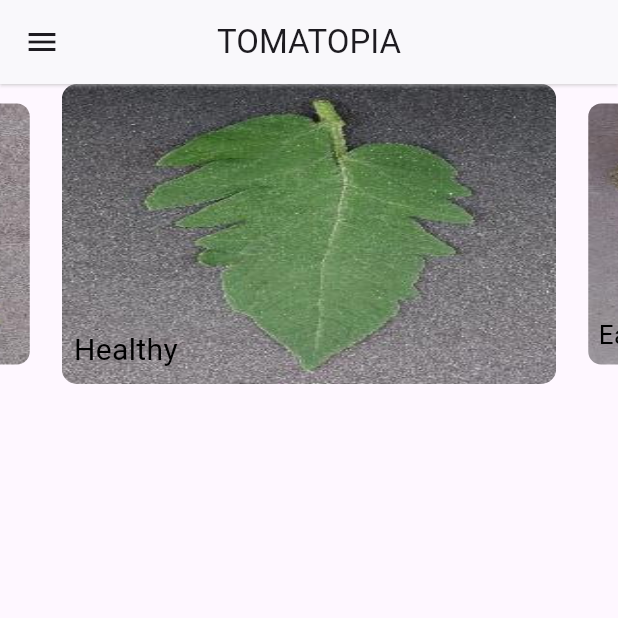
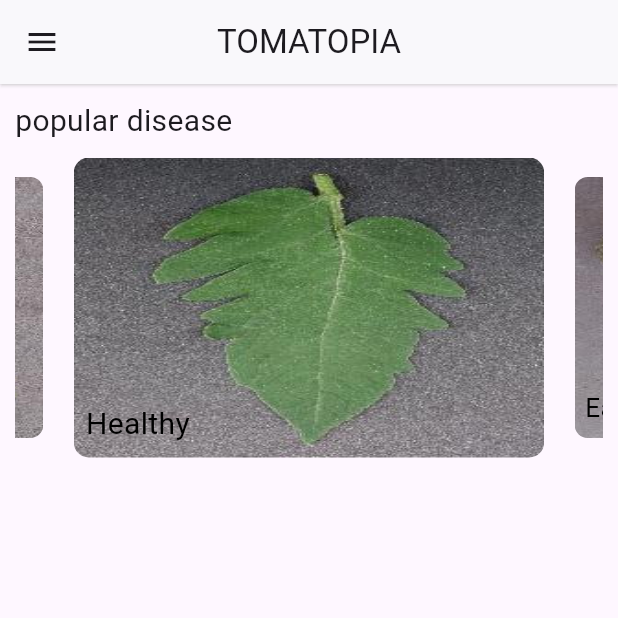
Before and after one commit to ahmedAbdulmoneim/tomatopia, a Flutter app: the HomeScreen screen opened directly, on a phone screen of 412 x 824 dp, the top half of it. Run offline on Flutter 3.47's test engine with Material 3 defaults, Android fonts, the phone set to English and light mode, and no system bars; drawn by our look-alikes of carousel_slider; our stand-ins replace animated_splash_screen, animated_text_kit, bottom_navy_bar, page_transition; missing offline and left inert: flutter_overboard.

Commit message:
add obscure text to password

```diff
--- a/lib/auth/login.dart
+++ b/lib/auth/login.dart
@@ -58,9 +58,10 @@ class LoginPage extends StatelessWidget {
                     textFormField(
                         onSaved: (value) {},
                         label: 'Password',
+                        obscureText: true,
                         keyboardType: TextInputType.visiblePassword,
                         prefix: Icons.password,
-                        suffix: Icons.remove_red_eye,
+                        suffix: Icons.visibility_off_outlined,
                         validate: (password) {
                           if (password.toString().isEmpty) {
                             return "password can't be empty";
--- a/lib/auth/sign_up.dart
+++ b/lib/auth/sign_up.dart
@@ -75,8 +75,9 @@ class RegisterPage extends StatelessWidget {
                       },
                       onSaved: (value) {},
                       prefix: Icons.password,
-                      suffix: Icons.remove_red_eye,
+                      suffix: Icons.visibility_off_outlined,
                       label: 'Password ',
+                      obscureText: true,
                       keyboardType: TextInputType.visiblePassword,
                     ),
                     const SizedBox(
@@ -90,8 +91,9 @@ class RegisterPage extends StatelessWidget {
                       },
                       onSaved: (value) {},
                       prefix: Icons.password,
-                      suffix: Icons.remove_red_eye,
+                      suffix: Icons.visibility_off_outlined,
                       label: 'Confirm Password',
+                      obscureText: true,
                       keyboardType: TextInputType.visiblePassword,
                     ),
                     const SizedBox(
--- a/lib/custom_widget/text_form_filed.dart
+++ b/lib/custom_widget/text_form_filed.dart
@@ -7,9 +7,12 @@ Widget textFormField({
   onSaved,
   validate,
   TextInputType? keyboardType,
+  bool obscureText = false,
 }) =>
     TextFormField(
+      cursorColor: Colors.green,
       onSaved: onSaved,
+      obscureText: obscureText,
       validator: validate,
       keyboardType: keyboardType,
       decoration: InputDecoration(
@@ -39,5 +42,6 @@ Widget textFormField({
           color: Colors.grey,
         ),
         focusColor: Colors.greenAccent,
+
       ),
     );
--- a/lib/screens/home_screen.dart
+++ b/lib/screens/home_screen.dart
@@ -1,6 +1,6 @@
 import 'package:carousel_slider/carousel_slider.dart';
 import 'package:flutter/material.dart';
-import 'package:tomatopia/auth/carousal_items.dart';
+import 'package:tomatopia/constant/carousal_items.dart';
 
 class HomeScreen extends StatelessWidget {
   const HomeScreen({Key? key}) : super(key: key);
@@ -76,8 +76,20 @@ class HomeScreen extends StatelessWidget {
           'TOMATOPIA',
         ),
       ),
-      body: Column(
+      body: Padding(
+        padding: const EdgeInsets.all(10.0),
+        child: Column(
+          crossAxisAlignment: CrossAxisAlignment.start,
           children: [
+            const Text(
+                'popular disease',
+              style: TextStyle(
+                fontSize: 20
+              ),
+            ),
+            const SizedBox(
+              height: 10,
+            ),
             CarouselSlider(
                 items: carousalItems,
                 options: CarouselOptions(
@@ -96,8 +108,27 @@ class HomeScreen extends StatelessWidget {
                   enlargeCenterPage: true,
                   enlargeFactor: 0.3,
                   scrollDirection: Axis.horizontal,
-              ),)
+                ),),
+            // const SizedBox(
+            //   height: 25,
+            // ),
+            // Container(
+            //   height: 200,
+            //   width: double.infinity,
+            //   decoration: BoxDecoration(
+            //     color: Colors.grey[200],
+            //     borderRadius: BorderRadius.circular(10),
+            //   ),
+            //   child: Row(
+            //     children: [
+            //       Image.asset('assets/scan.jpg',)
+            //     ],
+            //   ),
+            // )
+
+
           ],
+        ),
       ),
     );
   }
```
Also changed, not shown: assets/scan.jpg (added), lib/constant/carousal_items.dart (renamed from lib/auth/carousal_items.dart). Lines whose indentation alone changed are shown as unchanged.
